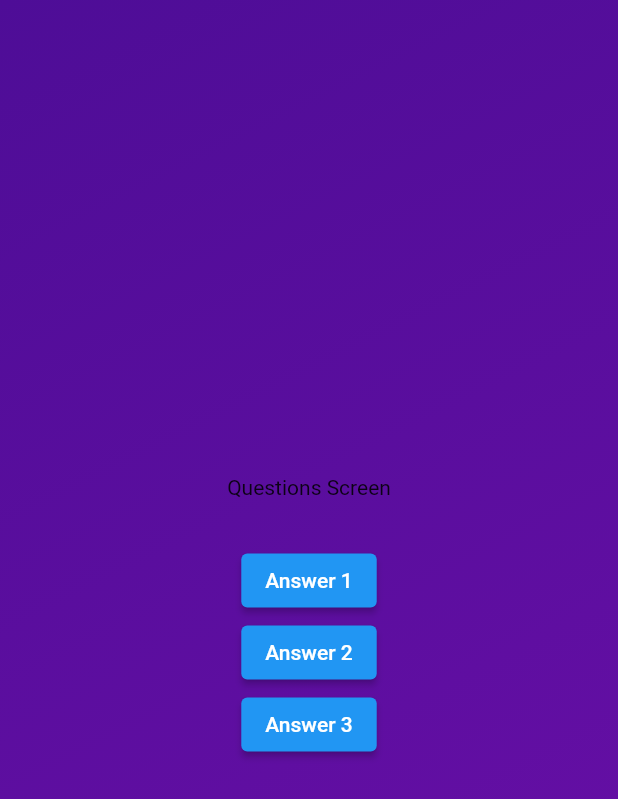
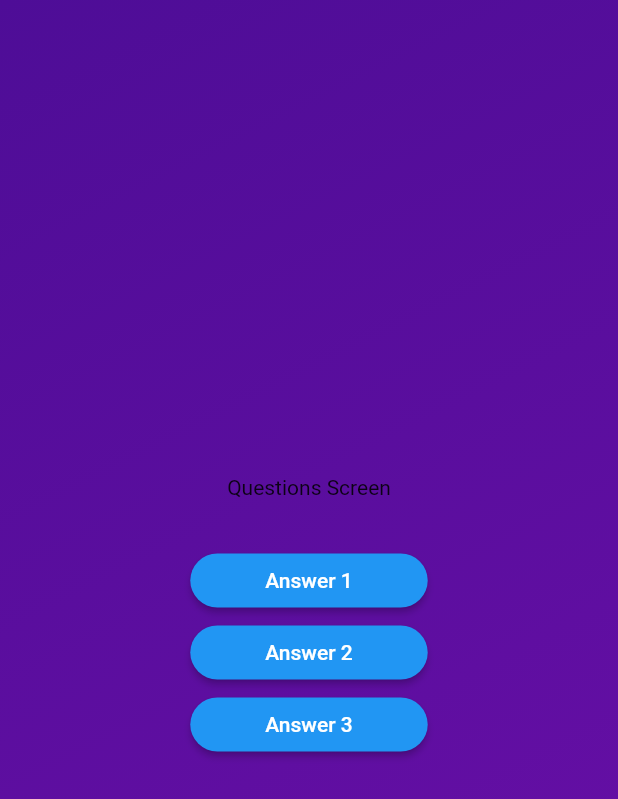
Before and after one commit to alvdev/mobile-apps, a Flutter app: the screen it shows after launch, after a tap on "Start Quiz", on a phone screen of 412 x 824 dp. Shown: the top 799 px of the screen. Run offline on Flutter 3.47's test engine with Material 2 defaults, Android fonts, the phone set to English and light mode, and no system bars; our stand-ins replace cloud_firestore, firebase_auth, firebase_core, font_awesome_flutter, google_fonts, google_sign_in and 2 more; accounts and stored records are empty; network calls fail.

Commit message:
add style to answer buttons

```diff
--- a/quiz/lib/answer_button.dart
+++ b/quiz/lib/answer_button.dart
@@ -10,6 +10,11 @@ class AnswerButton extends StatelessWidget {
   Widget build(BuildContext context) {
     return ElevatedButton(
       onPressed: onTap,
+      style: ElevatedButton.styleFrom(
+          shape: RoundedRectangleBorder(
+            borderRadius: BorderRadius.circular(50),
+          ),
+          padding: const EdgeInsets.symmetric(horizontal: 50, vertical: 10)),
       child: Text(answer),
     );
   }
```
